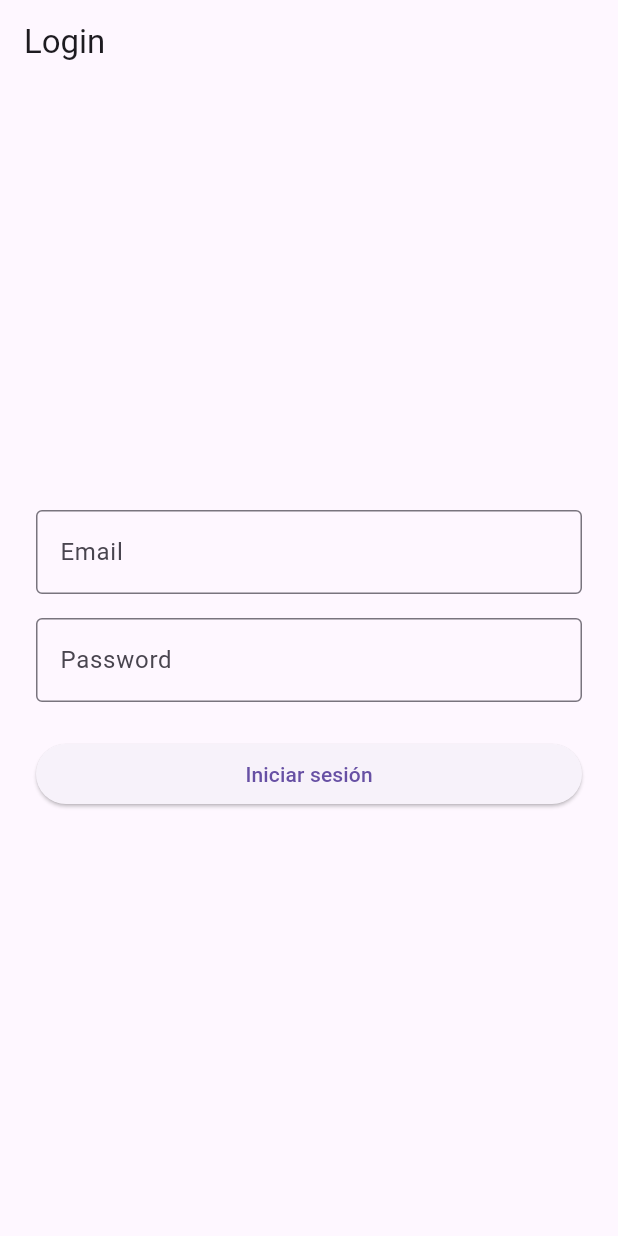
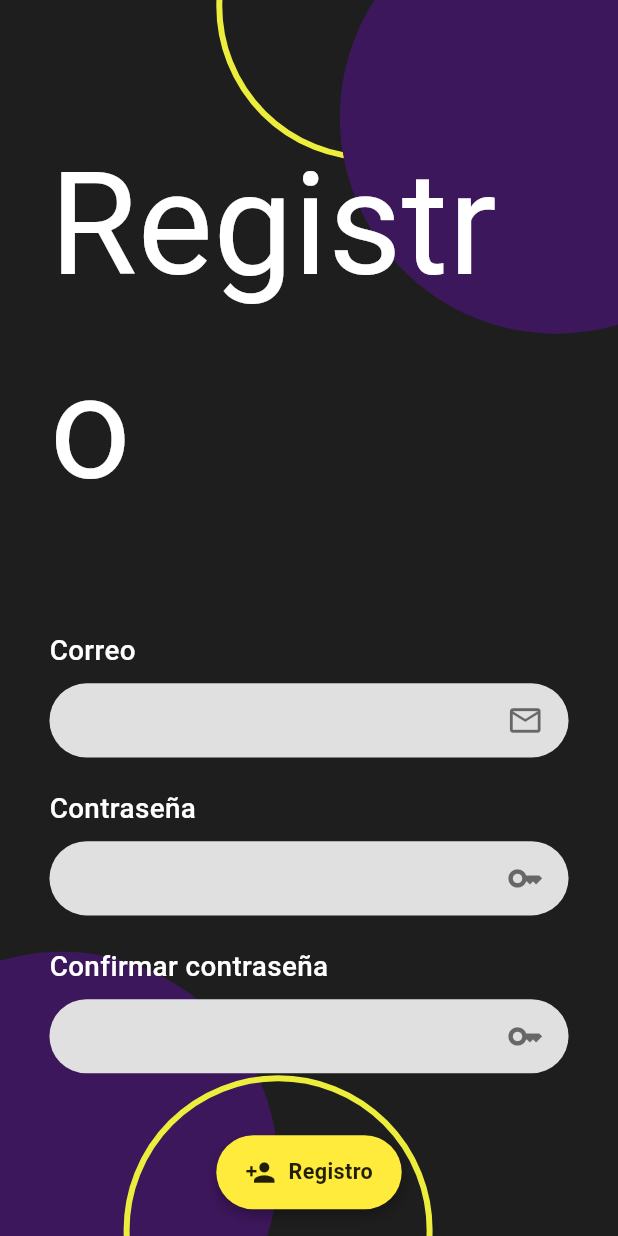
Before and after one commit to AlbertoSMC72/flutter_test_applicatio, a Flutter app: the screen it shows after launch, on a phone screen of 412 x 824 dp. Run offline on Flutter 3.47's test engine with Material 3 defaults, Android fonts, the phone set to English and light mode, and no system bars; our stand-ins replace dio, flutter_bloc, google_fonts; missing offline and left inert: screen_protector.

Commit message:
Agregar pantalla de registro y actualizar rutas de navegación

```diff
--- /dev/null
+++ b/lib/features/register/presentation/register_view.dart
@@ -0,0 +1,310 @@
+import 'package:flutter/material.dart';
+import 'package:google_fonts/google_fonts.dart';
+
+class RegisterScreen extends StatelessWidget {
+  const RegisterScreen({Key? key}) : super(key: key);
+
+  @override
+  Widget build(BuildContext context) {
+    final screenHeight = MediaQuery.of(context).size.height;
+    final screenWidth = MediaQuery.of(context).size.width;
+
+    return Scaffold(
+      backgroundColor: const Color(0xFF1E1E1E),
+
+      body: SafeArea(
+        child: Stack(
+          children: [
+            Positioned(
+              top: -screenHeight * 0.12,
+              left: screenWidth * 0.35,
+              child: Container(
+                width: screenWidth * 0.5,
+                height: screenWidth * 0.5,
+                decoration: BoxDecoration(
+                  shape: BoxShape.circle,
+                  color: Colors.transparent,
+                  border: Border.all(color: const Color(0xFFEDED3D), width: 4),
+                ),
+              ),
+            ),
+            Positioned(
+              top: -screenHeight * 0.08,
+              right: -screenWidth * 0.25,
+              child: Container(
+                width: screenWidth * 0.7,
+                height: screenWidth * 0.7,
+                decoration: BoxDecoration(
+                  shape: BoxShape.circle,
+                  color: const Color(0xFF3D175C),
+                ),
+              ),
+            ),
+            Positioned(
+              bottom: -screenHeight * 0.12,
+              left: -screenWidth * 0.25,
+              child: Container(
+                width: screenWidth * 0.7,
+                height: screenWidth * 0.7,
+                decoration: BoxDecoration(
+                  shape: BoxShape.circle,
+                  color: const Color(0xFF3D175C),
+                ),
+              ),
+            ),
+            Positioned(
+              bottom: -screenHeight * 0.12,
+              right: screenWidth * 0.3,
+              child: Container(
+                width: screenWidth * 0.5,
+                height: screenWidth * 0.5,
+                decoration: BoxDecoration(
+                  shape: BoxShape.circle,
+                  color: Colors.transparent,
+                  border: Border.all(color: const Color(0xFFEDED3D), width: 4),
+                ),
+              ),
+            ),
+
+            // Contenido principal
+            SingleChildScrollView(
+              child: Padding(
+                padding: EdgeInsets.symmetric(horizontal: screenWidth * 0.08),
+                child: Column(
+                  crossAxisAlignment: CrossAxisAlignment.start,
+                  children: [
+                    SizedBox(height: screenHeight * 0.1),
+
+                    // Título "Registro"
+                    Center(
+                      child: Text(
+                        'Registro',
+                        style: GoogleFonts.monomaniacOne(
+                          fontSize: screenWidth * 0.23,
+                          color: Colors.white,
+                        ),
+                      ),
+                    ),
+
+                    SizedBox(height: screenHeight * 0.08),
+
+                    // Label Correo
+                    Text(
+                      'Correo',
+                      style: TextStyle(
+                        fontSize: screenWidth * 0.045,
+                        color: Colors.white,
+                        fontWeight: FontWeight.w500,
+                      ),
+                    ),
+                    SizedBox(height: screenHeight * 0.01),
+
+                    // Campo de Correo
+                    Container(
+                      height: screenHeight * 0.06,
+                      decoration: BoxDecoration(
+                        borderRadius: BorderRadius.circular(25),
+                        color: const Color(0xFFE0E0E0),
+                      ),
+                      child: Row(
+                        children: [
+                          Expanded(
+                            child: Padding(
+                              padding: EdgeInsets.symmetric(
+                                horizontal: screenWidth * 0.05,
+                              ),
+                              child: Text(
+                                '',
+                                style: TextStyle(
+                                  color: Colors.black54,
+                                  fontSize: screenWidth * 0.04,
+                                ),
+                              ),
+                            ),
+                          ),
+                          Padding(
+                            padding: EdgeInsets.only(right: screenWidth * 0.04),
+                            child: Icon(
+                              Icons.email_outlined,
+                              color: Colors.black54,
+                              size: screenWidth * 0.06,
+                            ),
+                          ),
+                        ],
+                      ),
+                    ),
+
+                    SizedBox(height: screenHeight * 0.025),
+
+                    // Label Contraseña
+                    Text(
+                      'Contraseña',
+                      style: TextStyle(
+                        fontSize: screenWidth * 0.045,
+                        color: Colors.white,
+                        fontWeight: FontWeight.w500,
+                      ),
+                    ),
+                    SizedBox(height: screenHeight * 0.01),
+
+                    // Campo de Contraseña
+                    Container(
+                      height: screenHeight * 0.06,
+                      decoration: BoxDecoration(
+                        borderRadius: BorderRadius.circular(25),
+                        color: const Color(0xFFE0E0E0),
+                      ),
+                      child: Row(
+                        children: [
+                          Expanded(
+                            child: Padding(
+                              padding: EdgeInsets.symmetric(
+                                horizontal: screenWidth * 0.05,
+                              ),
+                              child: Text(
+                                '',
+                                style: TextStyle(
+                                  color: Colors.black54,
+                                  fontSize: screenWidth * 0.04,
+                                ),
+                              ),
+                            ),
+                          ),
+                          Padding(
+                            padding: EdgeInsets.only(right: screenWidth * 0.04),
+                            child: Icon(
+                              Icons.key,
+                              color: Colors.black54,
+                              size: screenWidth * 0.06,
+                            ),
+                          ),
+                        ],
+                      ),
+                    ),
+
+                    SizedBox(height: screenHeight * 0.025),
+
+                    // Label Confirmar Contraseña
+                    Text(
+                      'Confirmar contraseña',
+                      style: TextStyle(
+                        fontSize: screenWidth * 0.045,
+                        color: Colors.white,
+                        fontWeight: FontWeight.w500,
+                      ),
+                    ),
+                    SizedBox(height: screenHeight * 0.01),
+
+                    // Campo de Confirmar Contraseña
+                    Container(
+                      height: screenHeight * 0.06,
+                      decoration: BoxDecoration(
+                        borderRadius: BorderRadius.circular(25),
+                        color: const Color(0xFFE0E0E0),
+                      ),
+                      child: Row(
+                        children: [
+                          Expanded(
+                            child: Padding(
+                              padding: EdgeInsets.symmetric(
+                                horizontal: screenWidth * 0.05,
+                              ),
+                              child: Text(
+                                '',
+                                style: TextStyle(
+                                  color: Colors.black54,
+                                  fontSize: screenWidth * 0.04,
+                                ),
+                              ),
+                            ),
+                          ),
+                          Padding(
+                            padding: EdgeInsets.only(right: screenWidth * 0.04),
+                            child: Icon(
+                              Icons.key,
+                              color: Colors.black54,
+                              size: screenWidth * 0.06,
+                            ),
+                          ),
+                        ],
+                      ),
+                    ),
+
+                    SizedBox(height: screenHeight * 0.05),
+
+                    // Botón de Registro
+                    Center(
+                      child: Container(
+                        width: screenWidth * 0.3,
+                        height: screenHeight * 0.06,
+                        decoration: BoxDecoration(
+                          borderRadius: BorderRadius.circular(25),
+                          color: const Color(0xFFFFEB3B), // Amarillo
+                          boxShadow: [
+                            BoxShadow(
+                              offset: const Offset(0, 4),
+                              blurRadius: 8,
+                              color: Colors.black.withOpacity(0.3),
+                            ),
+                          ],
+                        ),
+                        child: Row(
+                          mainAxisAlignment: MainAxisAlignment.center,
+                          children: [
+                            Icon(
+                              Icons.person_add,
+                              color: Colors.black87,
+                              size: screenWidth * 0.05,
+                            ),
+                            SizedBox(width: screenWidth * 0.02),
+                            Text(
+                              'Registro',
+                              style: TextStyle(
+                                fontSize: screenWidth * 0.035,
+                                fontWeight: FontWeight.bold,
+                                color: Colors.black87,
+                              ),
+                            ),
+                          ],
+                        ),
+                      ),
+                    ),
+
+                    SizedBox(height: screenHeight * 0.08),
+
+                    // Texto para ir a login
+                    Center(
+                      child: RichText(
+                        text: TextSpan(
+                          style: TextStyle(
+                            fontSize: screenWidth * 0.04,
+                            color: Colors.white,
+                          ),
+                          children: [
+                            const TextSpan(text: 'Ya tienes cuenta ? '),
+                            TextSpan(
+                              text: 'Inicia sesión',
+                              style: TextStyle(
+                                fontSize: screenWidth * 0.04,
+                                color: const Color(0xFFFFEB3B),
+                                fontWeight: FontWeight.bold,
+                                decoration: TextDecoration.underline,
+                                decorationColor: const Color(0xFFFFEB3B),
+                              ),
+                            ),
+                          ],
+                        ),
+                      ),
+                    ),
+
+                    SizedBox(height: screenHeight),
+                  ],
+                ),
+              ),
+            ),
+          ],
+        ),
+      ),
+    );
+  }
+}
--- a/lib/main.dart
+++ b/lib/main.dart
@@ -1,5 +1,6 @@
 import 'package:flutter/material.dart';
 import 'package:flutter_application_1/features/login/presentation/pages/login.dart';
+import 'package:flutter_application_1/features/register/presentation/register_view.dart';
 import 'features/jsonPlaceHolder/presentation/pages/post_page.dart';
 import 'package:screen_protector/screen_protector.dart';
 
@@ -20,10 +21,11 @@ class MyApp extends StatelessWidget {
     return MaterialApp(
       title: 'Mi App Segura',
       debugShowCheckedModeBanner: false, // Opcional: quitar banner de debug
-      initialRoute: '/Login',
+      initialRoute: '/Register',
       routes: {
         '/Page2': (context) => PostsPage(),
         '/Login': (context) => LoginPage(),
+        "/Register": (context) => RegisterScreen()
       },
     );
   }
--- a/pubspec.yaml
+++ b/pubspec.yaml
@@ -37,6 +37,7 @@ dependencies:
   dio: ^5.8.0+1
   flutter_bloc: ^9.1.1
   screen_protector: ^1.4.2
+  google_fonts: ^6.1.0
 
 dev_dependencies:
   flutter_test:
```
Also changed, not shown: pubspec.lock, 1 other file.
